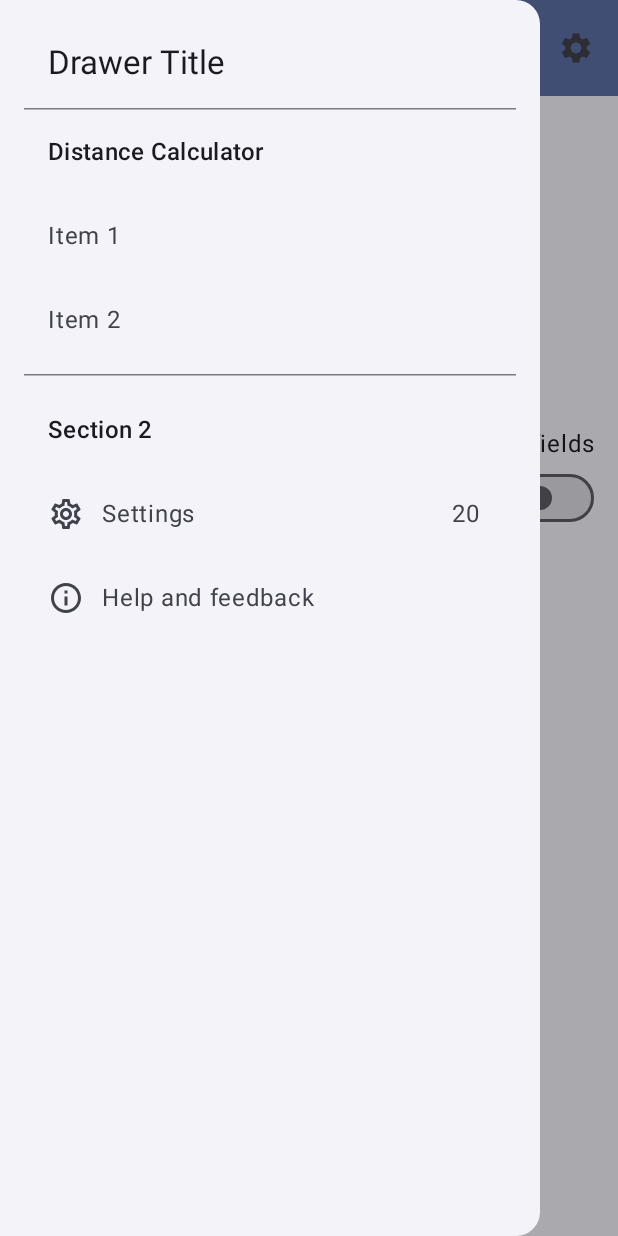
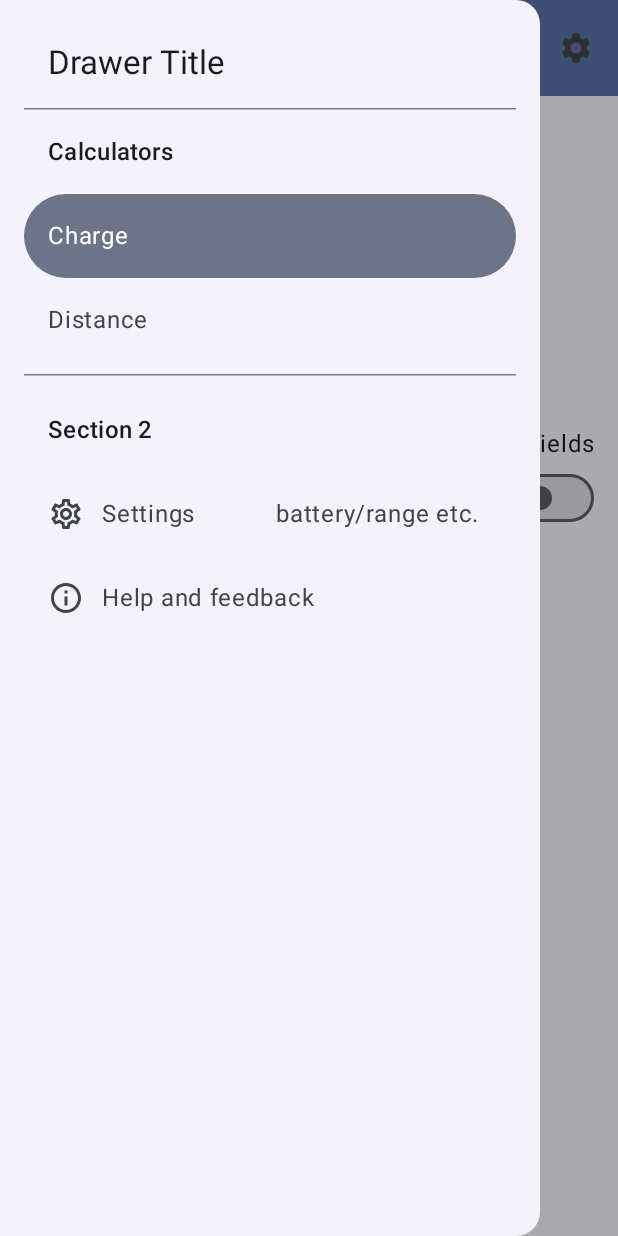
Before and after one commit to Iliyan-Y/TsparkV2, an Android app built with Jetpack Compose: the screen it shows after launch (MainActivity), after a tap on "Menu", on a phone screen of 412 x 824 dp. Run offline under Robolectric (Android 15) with nearby library versions, the phone set to English and light mode, and no system bars; our stand-ins replace Room's generated code; 2 other taps on this screen came first.

Commit message:
Cleanup hamburger menu

```diff
--- a/app/src/main/java/com/example/tspark/ui/components/HamburgerMenu.kt
+++ b/app/src/main/java/com/example/tspark/ui/components/HamburgerMenu.kt
@@ -60,29 +60,34 @@ fun HamburgerMenu(
                     HorizontalDivider()
 
                     Text(
-                        stringResource(R.string.calcDistance),
+                        "Calculators",
                         style = MaterialTheme.typography.titleMedium,
-                        modifier = Modifier
-                            .padding(16.dp)
-                            .clickable {
-                                if (currentScreen != AppScreen.CalcDistance) {
-                                    navController.navigate(AppScreen.CalcDistance.name)
-                                }
-                                menuScope.launch {
-                                    drawerState.close()
-                                }
-                            },
-
-                        )
-                    NavigationDrawerItem(
-                        label = { Text("Item 1") },
-                        selected = false,
-                        onClick = { /* Handle click */ }
+                        modifier = Modifier.padding(16.dp)
                     )
                     NavigationDrawerItem(
-                        label = { Text("Item 2") },
-                        selected = false,
-                        onClick = { /* Handle click */ }
+                        label = { Text("Charge") },
+                        selected = currentScreen == AppScreen.Start,
+                        onClick = {
+                            if (currentScreen != AppScreen.Start) {
+                                navController.navigate(AppScreen.Start.name)
+                            }
+                            menuScope.launch {
+                                drawerState.close()
+                            }
+                        }
+                    )
+
+                    NavigationDrawerItem(
+                        label = { Text(stringResource(R.string.calcDistance).split(" ")[0]) },
+                        selected = currentScreen == AppScreen.CalcDistance,
+                        onClick = {
+                            if (currentScreen != AppScreen.CalcDistance) {
+                                navController.navigate(AppScreen.CalcDistance.name)
+                            }
+                            menuScope.launch {
+                                drawerState.close()
+                            }
+                        }
                     )
 
                     HorizontalDivider(modifier = Modifier.padding(vertical = 8.dp))
@@ -94,10 +99,17 @@ fun HamburgerMenu(
                     )
                     NavigationDrawerItem(
                         label = { Text("Settings") },
-                        selected = false,
+                        selected = currentScreen == AppScreen.Settings,
                         icon = { Icon(Icons.Outlined.Settings, contentDescription = null) },
-                        badge = { Text("20") }, // Placeholder
-                        onClick = { /* Handle click */ }
+                        badge = { Text("battery/range etc.") }, // Placeholder
+                        onClick = {
+                            if (currentScreen != AppScreen.Settings) {
+                                navController.navigate(AppScreen.Settings.name)
+                            }
+                            menuScope.launch {
+                                drawerState.close()
+                            }
+                        }
                     )
                     NavigationDrawerItem(
                         label = { Text("Help and feedback") },
```
